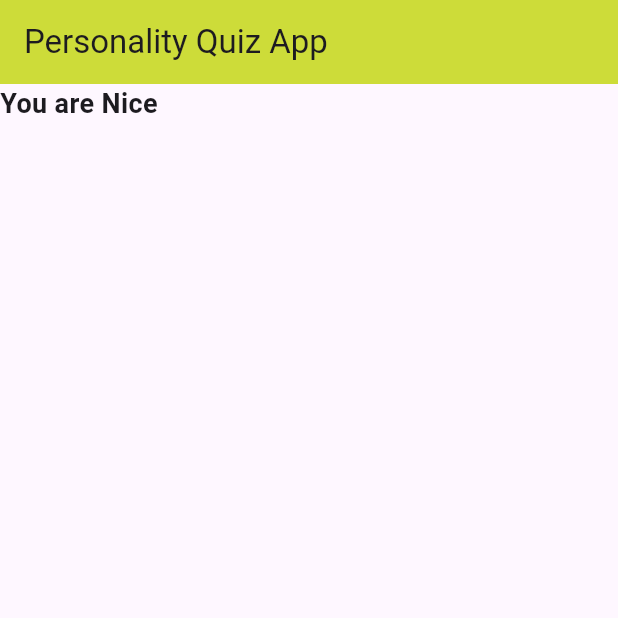
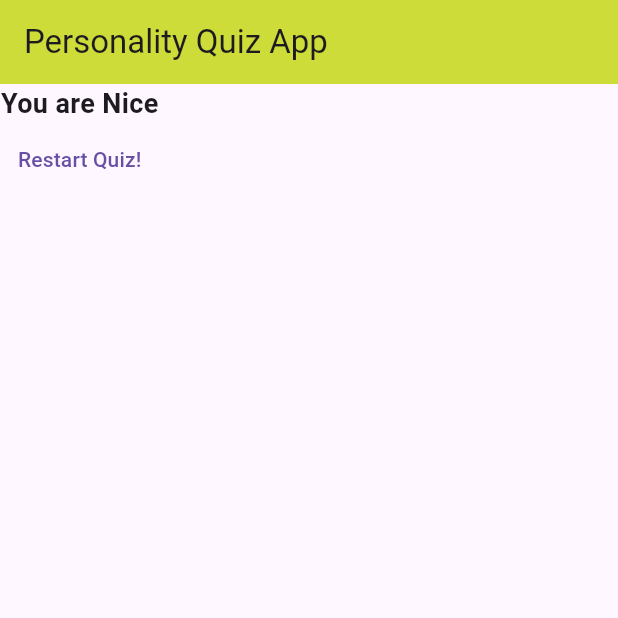
Before and after one commit to HamidAliSE/flutter_complete_guide, a Flutter app: the screen it shows after launch, after a tap on "Black", after a tap on "Rabbit", on a phone screen of 412 x 824 dp, the top half of it. Run offline on Flutter 3.47's test engine with Material 3 defaults, Android fonts, the phone set to English and light mode, and no system bars.

Commit message:
add: restart quiz functionality

```diff
--- a/lib/main.dart
+++ b/lib/main.dart
@@ -38,6 +38,13 @@ class _MyAppState extends State<MyApp> {
     },
   ];
 
+  void _restartQuiz() {
+    setState(() {
+      _totalScore = 0;
+      _questionIndex = 0;
+    });
+  }
+
   void _answerQuestion(int score) {
     setState(() {
       _totalScore += score;
@@ -59,7 +66,7 @@ class _MyAppState extends State<MyApp> {
                 answerQuestion: _answerQuestion,
                 questionIndex: _questionIndex,
               )
-            : Result(resultScore: _totalScore),
+            : Result(resultScore: _totalScore, restartQuiz: _restartQuiz),
       ),
     );
   }
--- a/lib/result.dart
+++ b/lib/result.dart
@@ -1,9 +1,14 @@
 import 'package:flutter/material.dart';
 
 class Result extends StatelessWidget {
-  const Result({super.key, required this.resultScore});
+  const Result({
+    super.key,
+    required this.resultScore,
+    required this.restartQuiz,
+  });
 
   final int resultScore;
+  final VoidCallback restartQuiz;
 
   String get resultPrompt {
     String resultText;
@@ -21,9 +26,14 @@ class Result extends StatelessWidget {
 
   @override
   Widget build(BuildContext context) {
-    return Text(
-      resultPrompt,
-      style: TextStyle(fontSize: 18, fontWeight: FontWeight.bold),
+    return Column(
+      children: [
+        Text(
+          resultPrompt,
+          style: TextStyle(fontSize: 18, fontWeight: FontWeight.bold),
+        ),
+        TextButton(onPressed: restartQuiz, child: Text('Restart Quiz!')),
+      ],
     );
   }
 }
```
